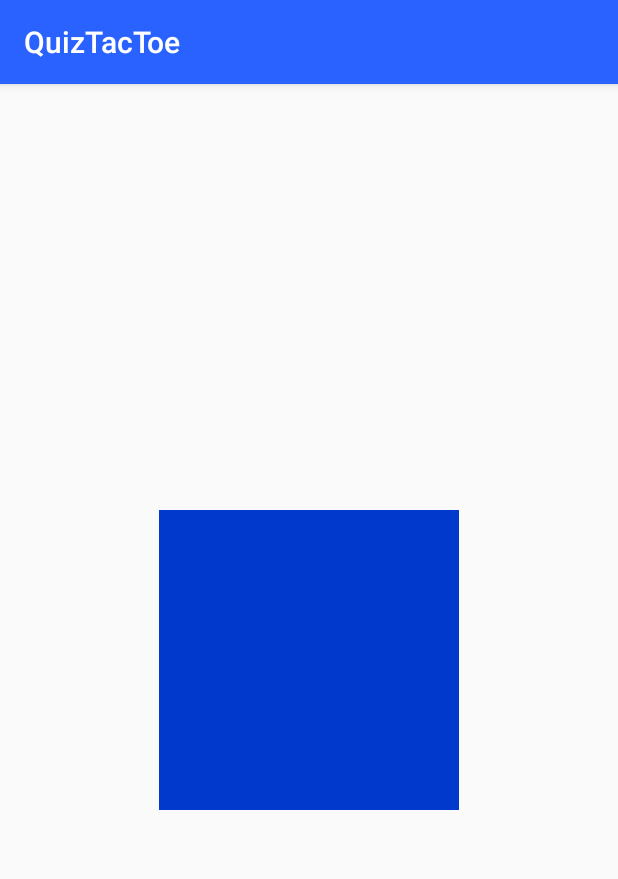
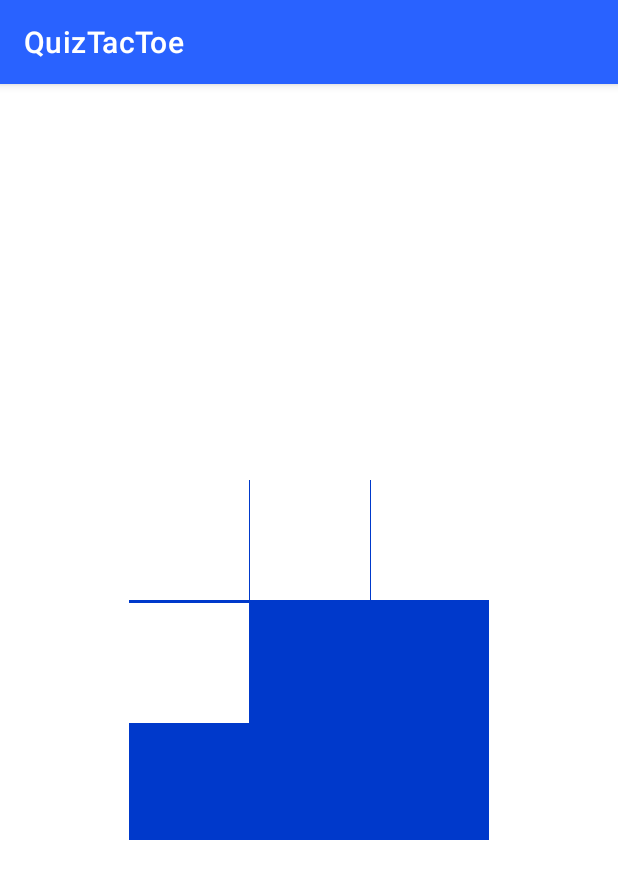
Before and after one commit to Tezekiel/StoreAndFlow, an Android app: the LocalGameActivity screen opened directly, with no data from a screen before it, on a phone screen of 412 x 824 dp. Shown: the top 879 px of the screen. Run offline under Robolectric (Android 15) with nearby library versions, the phone set to English and light mode, and no system bars.

Commit message:
Added game setup activity

```diff
--- a/app/src/main/AndroidManifest.xml
+++ b/app/src/main/AndroidManifest.xml
@@ -9,7 +9,8 @@
         android:roundIcon="@mipmap/ic_launcher_round"
         android:supportsRtl="true"
         android:theme="@style/AppTheme">
-        <activity android:name=".LocalGameActivity"></activity>
+        <activity android:name=".LocalGameSetupActivity"></activity>
+        <activity android:name=".LocalGameActivity" />
         <activity android:name=".MenuActivity">
             <intent-filter>
                 <action android:name="android.intent.action.MAIN" />
--- a/app/src/main/java/com/clean/cut/quiztactoe/LocalGameActivity.kt
+++ b/app/src/main/java/com/clean/cut/quiztactoe/LocalGameActivity.kt
@@ -2,15 +2,11 @@ package com.clean.cut.quiztactoe
 
 import androidx.appcompat.app.AppCompatActivity
 import android.os.Bundle
-import android.widget.Adapter
-import android.widget.GridView
-import android.widget.LinearLayout
-import android.widget.ListAdapter
-import androidx.recyclerview.widget.LinearLayoutManager
+import com.clean.cut.quiztactoe.adapters.GameBoardGridAdapter
 import kotlinx.android.synthetic.main.activity_local_game.*
 
 class LocalGameActivity : AppCompatActivity() {
-    private lateinit var adapter: Adapter
+    private lateinit var adapter: GameBoardGridAdapter
     var list = arrayListOf("a", "b","c", "d")
 
 
@@ -22,6 +18,8 @@ class LocalGameActivity : AppCompatActivity() {
     }
 
     private fun initialize() {
-
+        adapter = GameBoardGridAdapter(list)
+        boardGv.numColumns = 3
+        boardGv.adapter = adapter
     }
 }
--- a/app/src/main/java/com/clean/cut/quiztactoe/MenuActivity.kt
+++ b/app/src/main/java/com/clean/cut/quiztactoe/MenuActivity.kt
@@ -12,7 +12,7 @@ class MenuActivity : AppCompatActivity() {
         setContentView(R.layout.activity_menu)
     }
 
-    fun startActivityLocalGame(view: View) {
-        startActivity(Intent(this, LocalGameActivity::class.java))
+    fun startActivityLocalGameSetup(view: View) {
+        startActivity(Intent(this, LocalGameSetupActivity::class.java))
     }
 }
--- /dev/null
+++ b/app/src/main/java/com/clean/cut/quiztactoe/adapters/GameBoardGridAdapter.kt
@@ -0,0 +1,29 @@
+package com.clean.cut.quiztactoe.adapters
+
+import android.view.View
+import android.view.ViewGroup
+import android.widget.BaseAdapter
+import com.clean.cut.quiztactoe.R
+import com.clean.cut.quiztactoe.util.inflate
+
+class GameBoardGridAdapter(private var list:ArrayList<String>): BaseAdapter() {
+
+    override fun getView(p0: Int, p1: View?, p2: ViewGroup?): View {
+        return p2?.inflate(R.layout.item_board_cell, false)!!
+    }
+
+    override fun getItem(p0: Int): Any {
+        return ""
+    }
+
+    override fun getItemId(p0: Int): Long {
+        return 0L
+    }
+
+    override fun getCount(): Int {
+        return list.size
+    }
+
+
+
+}
--- /dev/null
+++ b/app/src/main/java/com/clean/cut/quiztactoe/objects/Player.kt
@@ -0,0 +1,5 @@
+package com.clean.cut.quiztactoe.objects
+
+import java.io.Serializable
+
+data class Player (val name:String, val sign:String):Serializable
--- /dev/null
+++ b/app/src/main/java/com/clean/cut/quiztactoe/util/Extensions.kt
@@ -0,0 +1,10 @@
+package com.clean.cut.quiztactoe.util
+
+import android.view.LayoutInflater
+import android.view.View
+import android.view.ViewGroup
+import androidx.annotation.LayoutRes
+
+fun ViewGroup.inflate(@LayoutRes layoutRes: Int, attachToRoot: Boolean = false): View {
+    return LayoutInflater.from(context).inflate(layoutRes, this, attachToRoot)
+}
--- a/app/src/main/res/layout/activity_local_game.xml
+++ b/app/src/main/res/layout/activity_local_game.xml
@@ -16,8 +16,10 @@
         android:background="@color/primaryDarkColor">
         <GridView
             android:id="@+id/boardGv"
-            android:layout_width="200dp"
-            android:layout_height="200dp" />
+            android:layout_width="240dp"
+            android:layout_height="240dp"
+            android:horizontalSpacing="2dp"
+            android:verticalSpacing="2dp" />
 
     </RelativeLayout>
 
--- a/app/src/main/res/layout/activity_menu.xml
+++ b/app/src/main/res/layout/activity_menu.xml
@@ -26,7 +26,7 @@
         android:textSize="18sp"
         android:background="@color/primaryLightColor"
         style="@style/ButtonMenu"
-        android:onClick="startActivityLocalGame"/>
+        android:onClick="startActivityLocalGameSetup"/>
     <com.google.android.material.button.MaterialButton
         android:layout_width="match_parent"
         android:layout_height="0dp"
--- /dev/null
+++ b/app/src/main/res/layout/item_board_cell.xml
@@ -0,0 +1,8 @@
+<?xml version="1.0" encoding="utf-8"?>
+<TextView xmlns:android="http://schemas.android.com/apk/res/android"
+    android:layout_height="80dp"
+    android:layout_width="80dp"
+    android:text=""
+    android:gravity="center"
+    android:textSize="28sp"
+    android:background="@color/primaryTextColor" />
--- a/app/src/main/res/values/styles.xml
+++ b/app/src/main/res/values/styles.xml
@@ -1,7 +1,7 @@
 <resources>
 
     <!-- Base application theme. -->
-    <style name="AppTheme" parent="Theme.AppCompat.Light.DarkActionBar">
+    <style name="AppTheme" parent="Theme.MaterialComponents.Light.DarkActionBar">
         <!-- Customize your theme here. -->
         <item name="colorPrimary">@color/primaryColor</item>
         <item name="colorPrimaryDark">@color/primaryDarkColor</item>
```
Also changed, not shown: app/src/main/java/com/clean/cut/quiztactoe/LocalGameSetupActivity.kt (added, +72 -0 lines), app/src/main/java/com/clean/cut/quiztactoe/viewmodel/LocalGameViewModel.java (added, +8 -0 lines), app/src/main/res/layout/activity_local_game_setup.xml (added, +89 -0 lines), 1 other file.
